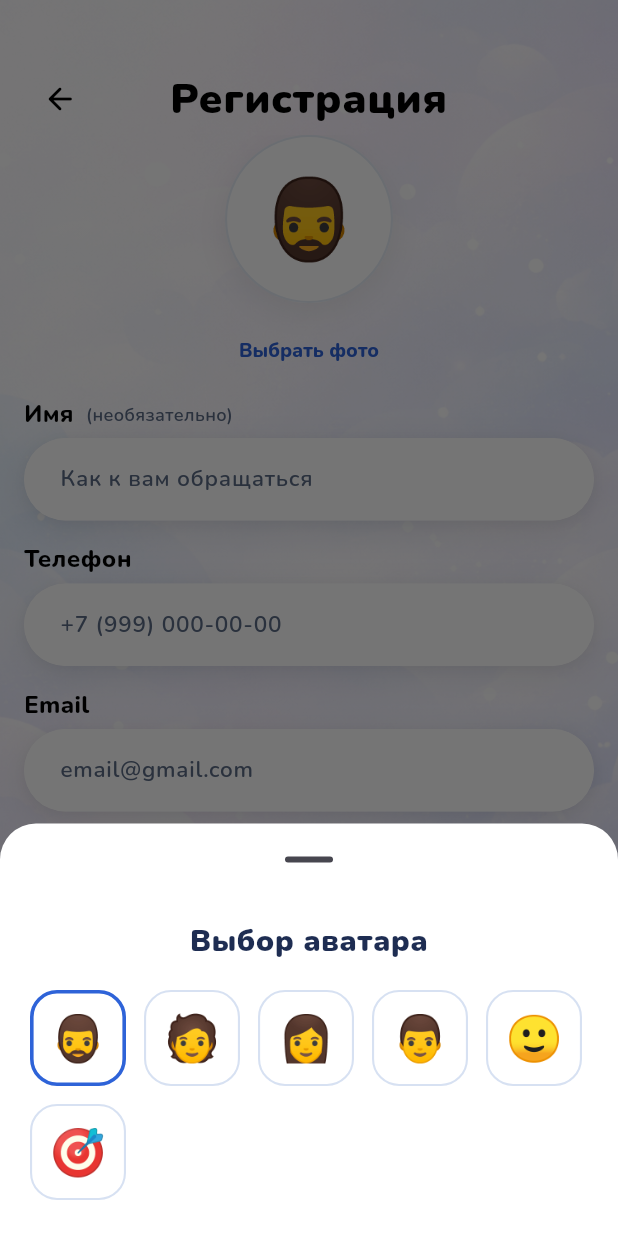
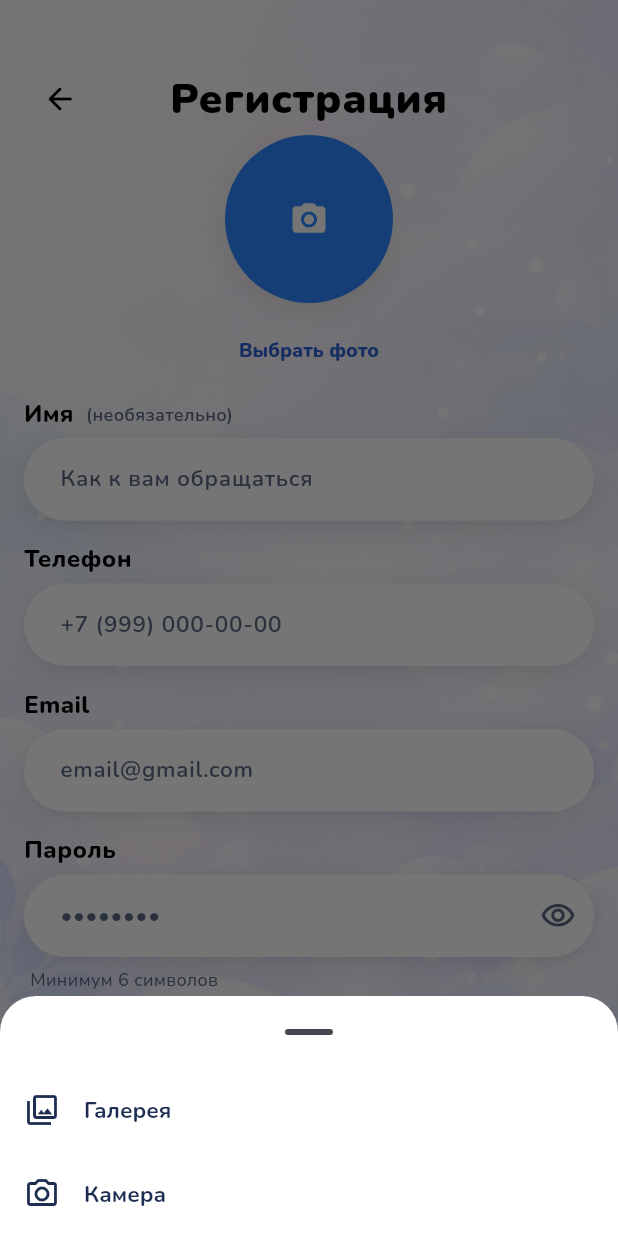
Before and after one commit to Uz11ps/klanymobail, a Flutter app: the ParentChiefRegisterPage screen opened by its route, after a tap on "Выбрать фото", on a phone screen of 412 x 824 dp. Run offline on Flutter 3.47's test engine with Material 3 defaults, Android fonts, the phone set to English and light mode, and no system bars; our stand-ins replace cached_network_image, firebase_core, firebase_messaging, flutter_dotenv, flutter_riverpod, flutter_svg and 7 more; missing offline and left inert: dart:html; accounts and stored records are empty; project files that could hold a hidden picture were left out.

Commit message:
фывафыва

```diff
--- a/apps/klany_mobile/lib/src/features/auth/pages/parent_chief_register_page.dart
+++ b/apps/klany_mobile/lib/src/features/auth/pages/parent_chief_register_page.dart
@@ -1,21 +1,29 @@
 import 'dart:math' as math;
+import 'dart:typed_data';
 
 import 'package:flutter/gestures.dart';
 import 'package:flutter/material.dart';
 import 'package:flutter_riverpod/flutter_riverpod.dart';
 import 'package:go_router/go_router.dart';
+import 'package:image_picker/image_picker.dart';
 
 import '../../../core/app_snackbar.dart';
 import '../../../core/env.dart';
 import '../../../theme/klany_figma_style.dart';
+import '../../home/avatar_store.dart';
 import '../../home/child_soft_ui.dart';
 import '../../home/pages/document_page.dart';
 import '../auth_actions.dart';
-import '../device_identity.dart';
+import '../parent_access_repository.dart';
 import '../phone_utils.dart';
 
 int _digitsOnlyLength(String raw) =>
     raw.replaceAll(RegExp(r'[^0-9]'), '').length;
+
+/// Figma «выбор фото» (узел 0:1283): круг `#2b88ff`, белая камера ~26 px.
+const Color _chiefPhotoFabBlue = Color(0xFF2B88FF);
+
+const double _chiefPhotoDiameter = 112;
 
 /// Полная регистрация главы клана для email, которого ещё нет в системе.
 class ParentChiefRegisterPage extends ConsumerStatefulWidget {
@@ -37,16 +45,17 @@ class _ParentChiefRegisterPageState extends ConsumerState<ParentChiefRegisterPag
   final _phone = TextEditingController();
   late final TextEditingController _email;
   final _password = TextEditingController();
+  final _passwordConfirm = TextEditingController();
 
   bool _obscure = true;
+  bool _obscureConfirm = true;
   bool _busy = false;
   bool _agreePrivacy = false;
   bool _agreeTerms = false;
 
-  final _deviceDisplay = TextEditingController(text: '…');
-
-  static const _avatars = ['🧔', '🧑', '👩', '👨', '🙂', '🎯'];
-  String _selectedAvatar = '🧔';
+  final ImagePicker _imagePicker = ImagePicker();
+  XFile? _avatarPickedFile;
+  Uint8List? _avatarPreviewBytes;
 
   TapGestureRecognizer? _privacyReco;
   TapGestureRecognizer? _termsReco;
@@ -61,22 +70,6 @@ class _ParentChiefRegisterPageState extends ConsumerState<ParentChiefRegisterPag
     _termsReco = TapGestureRecognizer()
       ..onTap = () =>
           _openDoc('Пользовательское соглашение', userAgreementBody);
-    WidgetsBinding.instance.addPostFrameCallback((_) => _loadDeviceId());
-  }
-
-  Future<void> _loadDeviceId() async {
-    try {
-      final id = await DeviceIdentityStore.getOrCreate();
-      if (!mounted) return;
-      setState(() {
-        final raw = id.deviceId;
-        _deviceDisplay.text =
-            raw.length <= 36 ? raw : '${raw.substring(0, 36)}…';
-      });
-    } catch (_) {
-      if (!mounted) return;
-      setState(() => _deviceDisplay.text = '—');
-    }
   }
 
   @override
@@ -85,10 +78,104 @@ class _ParentChiefRegisterPageState extends ConsumerState<ParentChiefRegisterPag
     _phone.dispose();
     _email.dispose();
     _password.dispose();
-    _deviceDisplay.dispose();
+    _passwordConfirm.dispose();
     _privacyReco?.dispose();
     _termsReco?.dispose();
     super.dispose();
+  }
+
+  Future<void> _showAvatarSourcePicker() async {
+    final choice = await showModalBottomSheet<String>(
+      context: context,
+      showDragHandle: true,
+      backgroundColor: kChildSurfaceWhite,
+      shape: const RoundedRectangleBorder(
+        borderRadius: BorderRadius.vertical(top: Radius.circular(24)),
+      ),
+      builder: (sheetCtx) => SafeArea(
+        child: Column(
+          mainAxisSize: MainAxisSize.min,
+          children: [
+            ListTile(
+              leading: const Icon(Icons.photo_library_outlined),
+              title: const Text('Галерея'),
+              onTap: () => Navigator.pop(sheetCtx, 'gallery'),
+            ),
+            ListTile(
+              leading: const Icon(Icons.photo_camera_outlined),
+              title: const Text('Камера'),
+              onTap: () => Navigator.pop(sheetCtx, 'camera'),
+            ),
+          ],
+        ),
+      ),
+    );
+    if (!mounted || choice == null) return;
+    await _pickAvatar(
+      choice == 'camera' ? ImageSource.camera : ImageSource.gallery,
+    );
+  }
+
+  Future<void> _pickAvatar(ImageSource source) async {
+    try {
+      final img = await _imagePicker.pickImage(
+        source: source,
+        maxWidth: 1600,
+        maxHeight: 1600,
+        imageQuality: 90,
+      );
+      if (img == null || !mounted) return;
+      final bytes = await img.readAsBytes();
+      setState(() {
+        _avatarPickedFile = img;
+        _avatarPreviewBytes = bytes;
+      });
+    } catch (e) {
+      if (!mounted) return;
+      context.showKlanySnackBar(
+        SnackBar(content: Text('Не удалось выбрать фото: $e')),
+      );
+    }
+  }
+
+  Widget _buildAvatarChip() {
+    final bytes = _avatarPreviewBytes;
+    return GestureDetector(
+      onTap: _busy ? null : _showAvatarSourcePicker,
+      behavior: HitTestBehavior.opaque,
+      child: Container(
+        width: _chiefPhotoDiameter,
+        height: _chiefPhotoDiameter,
+        decoration: BoxDecoration(
+          shape: BoxShape.circle,
+          boxShadow: [
+            BoxShadow(
+              color: Colors.black.withValues(alpha: 0.08),
+              blurRadius: 16,
+              offset: const Offset(0, 6),
+            ),
+          ],
+        ),
+        clipBehavior: Clip.antiAlias,
+        child: bytes != null
+            ? Image.memory(
+                bytes,
+                fit: BoxFit.cover,
+                width: _chiefPhotoDiameter,
+                height: _chiefPhotoDiameter,
+                gaplessPlayback: true,
+              )
+            : Container(
+                color: _chiefPhotoFabBlue,
+                alignment: Alignment.center,
+                child: const Icon(
+                  Icons.photo_camera_rounded,
+                  color: Colors.white,
+                  size: 26,
+                ),
+              ),
+      ),
+    );
   }
 
   void _openDoc(String title, String body) {
@@ -99,70 +186,10 @@ class _ParentChiefRegisterPageState extends ConsumerState<ParentChiefRegisterPag
     );
   }
 
-  void _openAvatarSheet() {
-    showModalBottomSheet<void>(
-      context: context,
-      backgroundColor: kChildSurfaceWhite,
-      shape: const RoundedRectangleBorder(
-        borderRadius: BorderRadius.vertical(top: Radius.circular(24)),
-      ),
-      builder: (sheetCtx) => SafeArea(
-        child: Padding(
-          padding: const EdgeInsets.fromLTRB(20, 16, 20, 24),
-          child: Column(
-            mainAxisSize: MainAxisSize.min,
-            crossAxisAlignment: CrossAxisAlignment.start,
-            children: [
-              const Center(
-                child: Text(
-                  'Выбор аватара',
-                  style: TextStyle(
-                    fontFamily: 'Nunito',
-                    fontSize: 20,
-                    fontWeight: FontWeight.w900,
-                    color: kChildInk,
-                  ),
-                ),
-              ),
-              const SizedBox(height: 18),
-              Wrap(
-                spacing: 12,
-                runSpacing: 12,
-                children: _avatars.map((a) {
-                  final sel = _selectedAvatar == a;
-                  return GestureDetector(
-                    onTap: () {
-                      setState(() => _selectedAvatar = a);
-                      Navigator.pop(sheetCtx);
-                    },
-                    child: Container(
-                      width: 64,
-                      height: 64,
-                      decoration: BoxDecoration(
-                        color: kChildSurfaceWhite,
-                        borderRadius: BorderRadius.circular(18),
-                        border: Border.all(
-                          color: sel ? kChildBrandBlue : kChildOutline,
-                          width: sel ? 2.4 : 1.4,
-                        ),
-                      ),
-                      alignment: Alignment.center,
-                      child: Text(a, style: const TextStyle(fontSize: 30)),
-                    ),
-                  );
-                }).toList(),
-              ),
-            ],
-          ),
-        ),
-      ),
-    );
-  }
-
   String? _displayNameForSubmit() {
     final n = _name.text.trim();
     if (n.isEmpty) return null;
-    return '$_selectedAvatar $n';
+    return n;
   }
 
   Future<void> _submit() async {
@@ -191,6 +218,12 @@ class _ParentChiefRegisterPageState extends ConsumerState<ParentChiefRegisterPag
       );
       return;
     }
+    if (_password.text != _passwordConfirm.text) {
+      context.showKlanySnackBar(
+        const SnackBar(content: Text('Пароли не совпадают')),
+      );
+      return;
+    }
     if (!_agreePrivacy || !_agreeTerms) {
       context.showKlanySnackBar(
         const SnackBar(
@@ -216,6 +249,24 @@ class _ParentChiefRegisterPageState extends ConsumerState<ParentChiefRegisterPag
             recoveryEmail: trimmedEmail,
             email: trimmedEmail,
           );
+      final picked = _avatarPickedFile;
+      if (picked != null && mounted) {
+        try {
+          await ref
+              .read(parentAccessRepositoryProvider)
+              .uploadMyProfileAvatarFromXFile(picked);
+          avatarVersion.value++;
+        } catch (e) {
+          if (!mounted) return;
+          context.showKlanySnackBar(
+            SnackBar(
+              content: Text(
+                'Аккаунт создан. Загрузка фото не удалась: $e',
+              ),
+            ),
+          );
+        }
+      }
       if (!mounted) return;
       context.go('/parent');
     } catch (e) {
@@ -250,7 +301,7 @@ class _ParentChiefRegisterPageState extends ConsumerState<ParentChiefRegisterPag
       children: [
         SizedBox(
           width: 40,
-          child:         Checkbox(
+          child: Checkbox(
             value: value,
             onChanged: onChanged,
             materialTapTargetSize: MaterialTapTargetSize.shrinkWrap,
@@ -315,39 +366,11 @@ class _ParentChiefRegisterPageState extends ConsumerState<ParentChiefRegisterPag
                           child: Column(
                             crossAxisAlignment: CrossAxisAlignment.stretch,
                             children: [
-                              Center(
-                                child: GestureDetector(
-                                  onTap: _openAvatarSheet,
-                                  child: Container(
-                                    width: 112,
-                                    height: 112,
-                                    decoration: BoxDecoration(
-                                      color: Colors.white,
-                                      shape: BoxShape.circle,
-                                      border: Border.all(
-                                        color: kChildOutline.withValues(alpha: 0.6),
-                                        width: 1.4,
-                                      ),
-                                      boxShadow: [
-                                        BoxShadow(
-                                          color: Colors.black.withValues(alpha: 0.06),
-                                          blurRadius: 16,
-                                          offset: const Offset(0, 6),
-                                        ),
-                                      ],
-                                    ),
-                                    alignment: Alignment.center,
-                                    child: Text(
-                                      _selectedAvatar,
-                                      style: const TextStyle(fontSize: 52),
-                                    ),
-                                  ),
-                                ),
-                              ),
+                              Center(child: _buildAvatarChip()),
                               const SizedBox(height: 8),
                               Center(
                                 child: TextButton(
-                                  onPressed: _openAvatarSheet,
+                                  onPressed: _busy ? null : _showAvatarSourcePicker,
                                   style: TextButton.styleFrom(
                                     foregroundColor: kChildBrandBlue,
                                     textStyle: const TextStyle(
@@ -356,7 +379,11 @@ class _ParentChiefRegisterPageState extends ConsumerState<ParentChiefRegisterPag
                                       fontWeight: FontWeight.w800,
                                     ),
                                   ),
-                                  child: const Text('Выбрать фото'),
+                                  child: Text(
+                                    _avatarPreviewBytes != null
+                                        ? 'Изменить фото'
+                                        : 'Выбрать фото',
+                                  ),
                                 ),
                               ),
                               const SizedBox(height: 8),
@@ -467,19 +494,31 @@ class _ParentChiefRegisterPageState extends ConsumerState<ParentChiefRegisterPag
                               const Padding(
                                 padding: EdgeInsets.only(bottom: kFigmaAuthLabelToFieldGap),
                                 child: Text(
-                                  'Айди устройства',
+                                  'Подтверждение пароля',
                                   style: kFigmaAuthFieldLabelStyle,
                                 ),
                               ),
                               FigmaAuthInputShell(
                                 child: TextField(
-                                  readOnly: true,
-                                  controller: _deviceDisplay,
-                                  enableInteractiveSelection: true,
-                                  style: kFigmaAuthInputTextStyle.copyWith(
+                                  controller: _passwordConfirm,
+                                  obscureText: _obscureConfirm,
+                                  autofillHints: const [
+                                    AutofillHints.newPassword,
+                                  ],
+                                  style: kFigmaAuthInputTextStyle,
+                                  decoration: figmaAuthFieldDecoration(
+                                    '••••••••',
+                                    suffixIcon: IconButton(
+                                      icon: Icon(
+                                        _obscureConfirm
+                                            ? Icons.visibility_outlined
+                                            : Icons.visibility_off_outlined,
                                         color: kChildInkMuted,
                                       ),
-                                  decoration: figmaAuthFieldDecoration(''),
+                                      onPressed: () => setState(() =>
+                                          _obscureConfirm = !_obscureConfirm),
+                                    ),
+                                  ),
                                 ),
                               ),
                               const SizedBox(height: kFigmaAuthFieldStackGap),
```
Also changed, not shown: apps/klany_mobile/lib/src/features/auth/parent_access_repository.dart (+45 -0 lines), 4 other files. Lines whose indentation alone changed are shown as unchanged.
